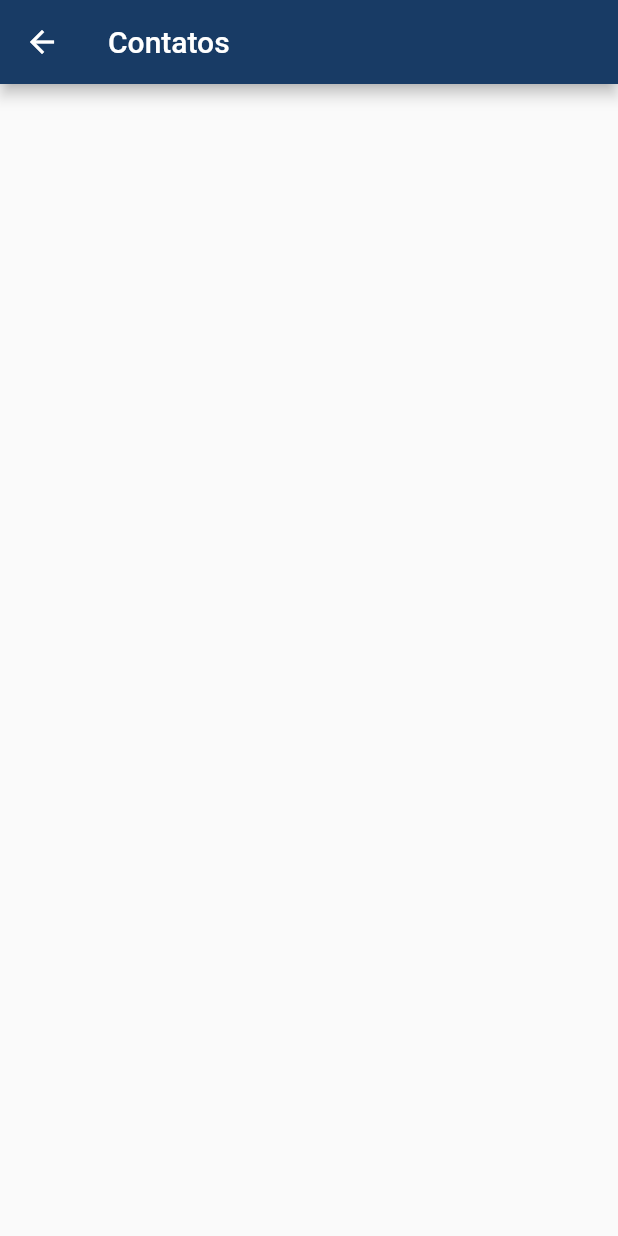
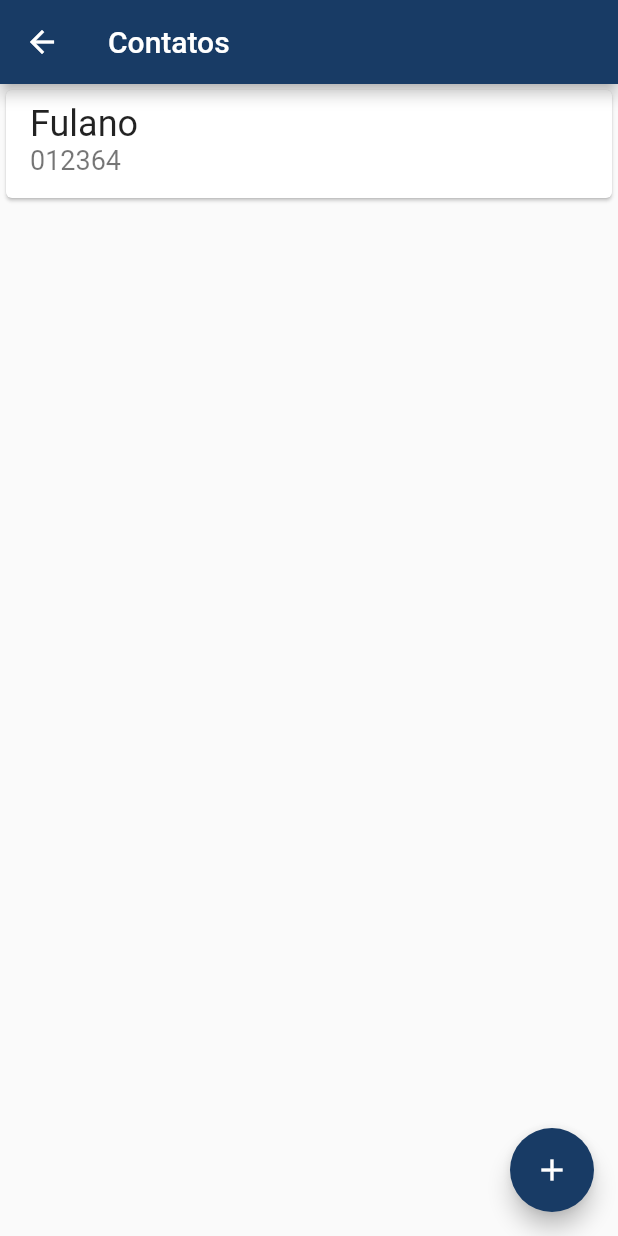
Before and after one commit to matheusnascgomes/digital_account, a Flutter app: the screen it shows after launch, after a tap on "Contatos", on a phone screen of 412 x 824 dp. Run offline on Flutter 3.47's test engine with Material 2 defaults, Android fonts, the phone set to English and light mode, and no system bars.

Commit message:
feat: Add contacts CRUD's screens and new action on dashboard

```diff
--- /dev/null
+++ b/lib/components/card_action.dart
@@ -0,0 +1,45 @@
+import 'package:conta_digital/theme/theme.dart';
+import 'package:flutter/cupertino.dart';
+import 'package:flutter/material.dart';
+
+class CardAction extends StatelessWidget {
+  final String title;
+  final IconData icon;
+  final String route;
+
+
+  CardAction(this.title, this.icon, this.route);
+
+  @override
+  Widget build(BuildContext context) {
+    return Material(
+      color: defaultPrimaryColor,
+      child: InkWell(
+        onTap: () {
+          Navigator.pushNamed(context, this.route);
+        },
+        child: Container(
+          height: 100,
+          width: 120,
+          child: Padding(
+            padding: const EdgeInsets.all(8.0),
+            child: Column(
+              crossAxisAlignment: CrossAxisAlignment.start,
+              mainAxisAlignment: MainAxisAlignment.spaceBetween,
+              children: [
+                Icon(
+                  this.icon,
+                  color: Colors.white,
+                ),
+                Text(
+                  this.title,
+                  style: TextStyle(color: Colors.white, fontSize: 16.0),
+                ),
+              ],
+            ),
+          ),
+        ),
+      ),
+    );
+  }
+}
--- a/lib/routes.dart
+++ b/lib/routes.dart
@@ -1,4 +1,5 @@
-import 'package:conta_digital/screens/contacts.dart';
+import 'package:conta_digital/screens/contacts/list.dart';
+import 'package:conta_digital/screens/contacts/new.dart';
 import 'package:conta_digital/screens/dashboard.dart';
 import 'package:conta_digital/screens/transfer/form.dart';
 import 'package:conta_digital/screens/transfer/list.dart';
@@ -7,6 +8,7 @@ import 'package:flutter/material.dart';
 final Map<String, WidgetBuilder> routes = {
   '/': (context) => Dashboard(),
   '/contacts': (context) => Contacts(),
+  '/contact' : (context) => NewContact(),
   '/transfers': (context) => TransferList(),
   '/form': (context) => TransferForm()
 };
--- a/lib/screens/contacts.dart
+++ /dev/null
@@ -1,12 +0,0 @@
-import 'package:flutter/material.dart';
-
-class Contacts extends StatelessWidget {
-  const Contacts({Key? key}) : super(key: key);
-
-  @override
-  Widget build(BuildContext context) {
-    return Scaffold(
-      appBar: AppBar(title: Text('Contatos'),),
-    );
-  }
-}
--- /dev/null
+++ b/lib/screens/contacts/list.dart
@@ -0,0 +1,36 @@
+import 'package:flutter/material.dart';
+
+class Contacts extends StatelessWidget {
+  const Contacts({Key? key}) : super(key: key);
+
+  @override
+  Widget build(BuildContext context) {
+    return Scaffold(
+      appBar: AppBar(
+        title: Text('Contatos'),
+      ),
+      body: ListView(
+        children: [
+          Card(
+            child: ListTile(
+              title: Text(
+                'Fulano',
+                style: TextStyle(fontSize: 24.0),
+              ),
+              subtitle: Text(
+                '012364',
+                style: TextStyle(fontSize: 18.0),
+              ),
+            ),
+          )
+        ],
+      ),
+      floatingActionButton: FloatingActionButton(
+        onPressed: () {
+          Navigator.pushNamed(context, '/contact');
+        },
+        child: Icon(Icons.add),
+      ),
+    );
+  }
+}
--- a/lib/screens/dashboard.dart
+++ b/lib/screens/dashboard.dart
@@ -1,51 +1,35 @@
-import 'package:conta_digital/theme/theme.dart';
+import 'package:conta_digital/components/card_action.dart';
 import 'package:flutter/material.dart';
 
 class Dashboard extends StatelessWidget {
   @override
   Widget build(BuildContext context) {
     return Scaffold(
+      backgroundColor: Colors.white,
       appBar: AppBar(
         title: Text('Dashboard'),
       ),
       body: Padding(
         padding: const EdgeInsets.all(6.0),
-        child: Column(
+        child:  Column(
           crossAxisAlignment: CrossAxisAlignment.start,
           mainAxisAlignment: MainAxisAlignment.spaceBetween,
           children: [
             Image.asset('images/bytebank_logo.png'),
-            Material(
-              color: defaultPrimaryColor,
-              child: InkWell(
-                onTap: () {
-                  Navigator.pushNamed(context, '/contacts');
-                },
-                child: Container(
-                  height: 100,
-                  width: 120,
-                  child: Padding(
-                    padding: const EdgeInsets.all(8.0),
-                    child: Column(
-                      crossAxisAlignment: CrossAxisAlignment.start,
-                      mainAxisAlignment: MainAxisAlignment.spaceBetween,
-                      children: [
-                        Icon(
-                          Icons.people,
-                          color: Colors.white,
-                        ),
-                        Text(
-                          'Contatos',
-                          style: TextStyle(color: Colors.white, fontSize: 16.0),
-                        ),
-                      ],
-                    ),
-                  ),
+            Row(
+              children: [
+                Padding(
+                  padding: const EdgeInsets.fromLTRB(0, 0, 4, 0),
+                  child: CardAction('Contatos', Icons.people, '/contacts'),
                 ),
-              ),
+                Padding(
+                  padding: const EdgeInsets.fromLTRB(0, 0, 4, 0),
+                  child: CardAction('Transações', Icons.monetization_on, '/transfers'),
+                ),
+              ],
             ),
           ],
-        ),
+        )
       ),
     );
   }
--- a/lib/screens/transfer/form.dart
+++ b/lib/screens/transfer/form.dart
@@ -10,8 +10,7 @@ class TransferForm extends StatelessWidget {
   Widget build(BuildContext context) {
     return Scaffold(
       appBar: AppBar(
-          title: Text('Conta Digital!'),
-          backgroundColor: Color.fromRGBO(8, 111, 176, 1),
+        title: Text('Nova transação'),
       ),
       body: Column(
         children: [
@@ -39,6 +38,7 @@ class TransferForm extends StatelessWidget {
               },
               child: const Text('Submeter'))
         ],
-        ));
+      ),
+    );
   }
 }
--- a/lib/screens/transfer/list.dart
+++ b/lib/screens/transfer/list.dart
@@ -18,7 +18,7 @@ class TransferListState extends State<TransferList> {
   Widget build(BuildContext context) {
     return Scaffold(
       appBar: AppBar(
-        title: Text('Conta Digital!'),
+        title: Text('Transações'),
       ),
       body: widget._items.length == 0
           ? Center(child: Text(emptyListText))
--- a/pubspec.yaml
+++ b/pubspec.yaml
@@ -47,7 +47,6 @@ flutter:
   # To add assets to your application, add an assets section, like this:
   assets:
     - images/bytebank_logo.png
-    - images/bytebank_logo.svg
 
   # An image asset can refer to one or more resolution-specific "variants", see
   # https://flutter.dev/assets-and-images/#resolution-aware.
```
Also changed, not shown: lib/models/contact.dart (added, +11 -0 lines), lib/screens/contacts/new.dart (added, +46 -0 lines). Lines whose indentation alone changed are shown as unchanged.
